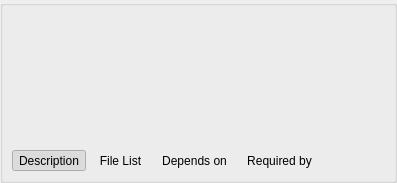
Before: the Qt Designer form AddRm/KpkPackageDetails.ui in KDE/apper, drawn with Qt 5.
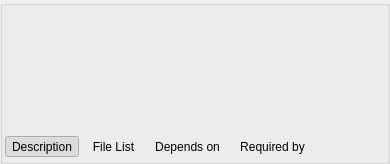
After: the same form once the commit is applied.

Patch:
```diff
--- a/AddRm/KpkPackageDetails.ui
+++ b/AddRm/KpkPackageDetails.ui
@@ -1,12 +1,12 @@
 <ui version="4.0" >
  <class>KpkPackageDetails</class>
- <widget class="QWidget" name="KpkPackageDetails" >
-  <property name="geometry" >
+ <widget class="QWidget" name="KpkPackageDetails">
+  <property name="geometry">
    <rect>
     <x>0</x>
     <y>0</y>
-    <width>397</width>
-    <height>183</height>
+    <width>390</width>
+    <height>164</height>
    </rect>
   </property>
   <layout class="QGridLayout" name="gridLayout_3" >
@@ -18,13 +18,22 @@
      <property name="title" >
       <string/>
      </property>
-     <layout class="QGridLayout" name="gridLayout_4" >
-      <item row="0" column="0" colspan="5" >
-       <widget class="QWidget" native="1" name="widget" >
-        <property name="maximumSize" >
+     <layout class="QGridLayout" name="gridLayout_4">
+      <property name="margin">
+       <number>2</number>
+      </property>
+      <item row="0" column="0" colspan="5">
+       <widget class="QWidget" name="widget" native="true">
+        <property name="sizePolicy">
+         <sizepolicy hsizetype="Preferred" vsizetype="Fixed">
+          <horstretch>0</horstretch>
+          <verstretch>0</verstretch>
+         </sizepolicy>
+        </property>
+        <property name="maximumSize">
          <size>
           <width>16777215</width>
-          <height>150</height>
+          <height>120</height>
          </size>
         </property>
         <layout class="QGridLayout" name="gridLayout" >
```
Left out of the diff: 67 changed lines with no effect on the pictures.
